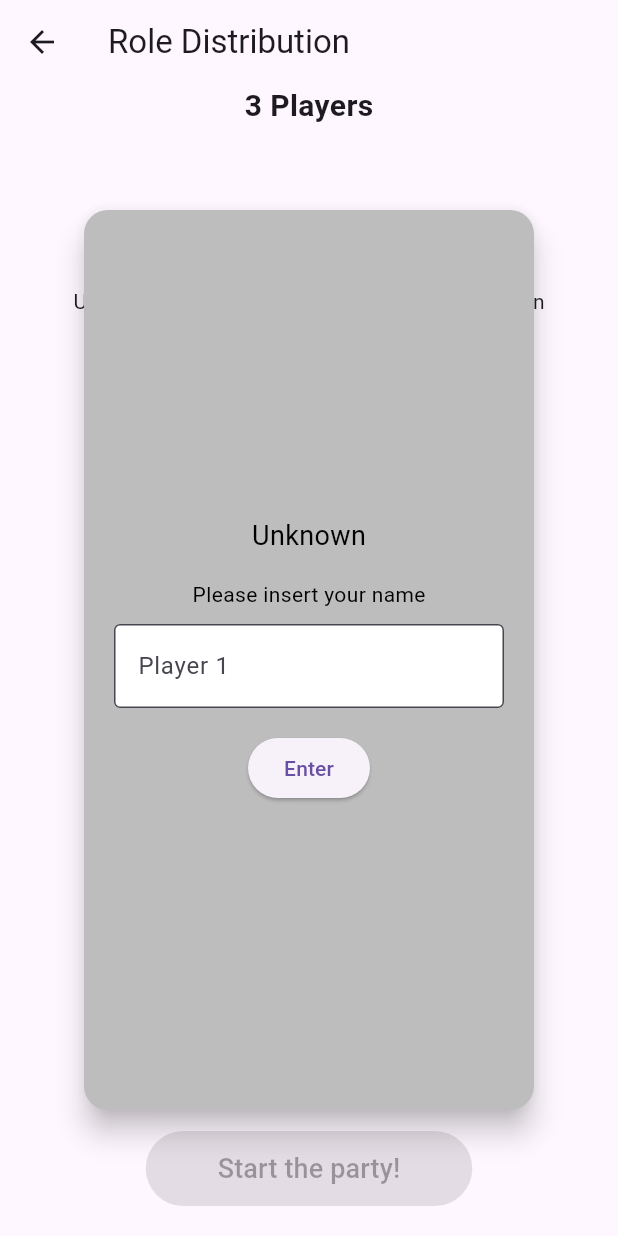
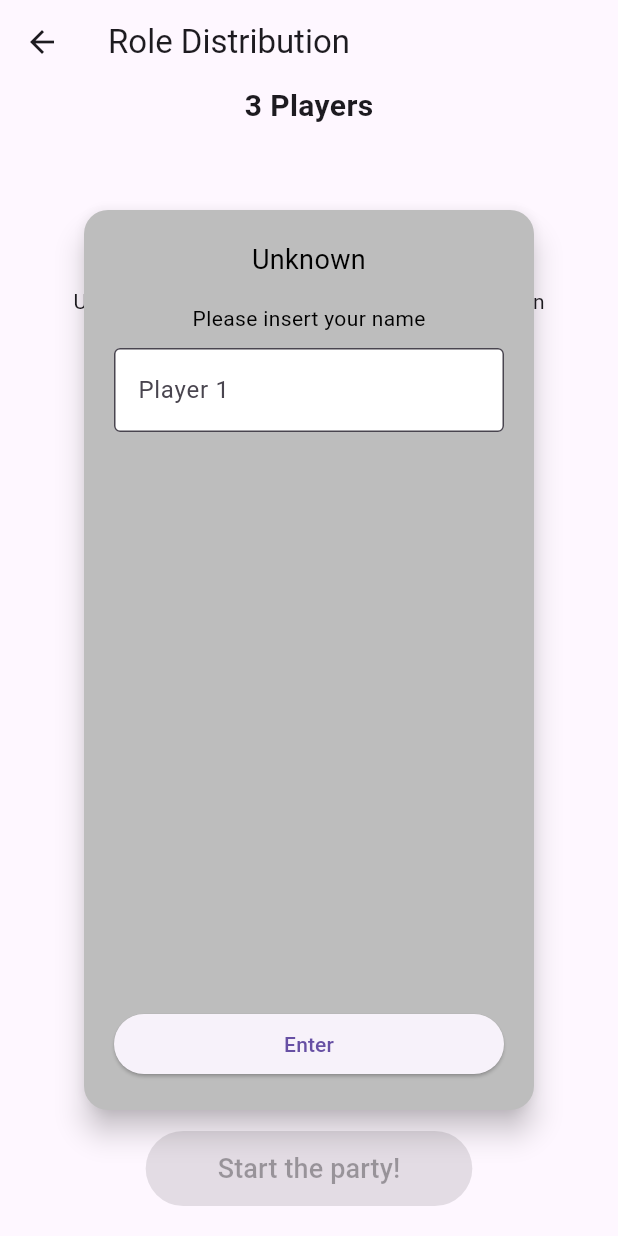
Before and after one commit to mendy23/undercover-game-app, a Flutter app: the screen it shows after launch, after a tap on "Start Game", on a phone screen of 412 x 824 dp. Run offline on Flutter 3.47's test engine with Material 3 defaults, Android fonts, the phone set to English and light mode, and no system bars.

Commit message:
touch upp

```diff
--- a/android_app_v2/lib/ui/components/player_card.dart
+++ b/android_app_v2/lib/ui/components/player_card.dart
@@ -30,24 +30,24 @@ class PlayerCard extends StatelessWidget {
           width: 300,
           height: 600,
           padding: const EdgeInsets.all(20),
-          child: Center(
           child: Column(
-              mainAxisSize: MainAxisSize.min,
-              mainAxisAlignment: MainAxisAlignment.center,
+            crossAxisAlignment: CrossAxisAlignment.stretch,
             children: [
               Text(
                 player.name.isNotEmpty ? player.name : 'Player ${player.id + 1}',
+                textAlign: TextAlign.center,
                 style: const TextStyle(fontSize: 18, color: Colors.black),
               ),
               const SizedBox(height: 16),
-                content,
+
+              Expanded(child: content),
+
               const SizedBox(height: 16),
               if (onButtonPressed != null)
                 ElevatedButton(onPressed: onButtonPressed, child: Text(buttonText)),
             ],
           ),
         ),
-        )
       ),
     );
   }
```
Also changed, not shown: android_app_v2/lib/ui/screens/voting_screen.dart (+6 -1 lines). Lines whose indentation alone changed are shown as unchanged.
